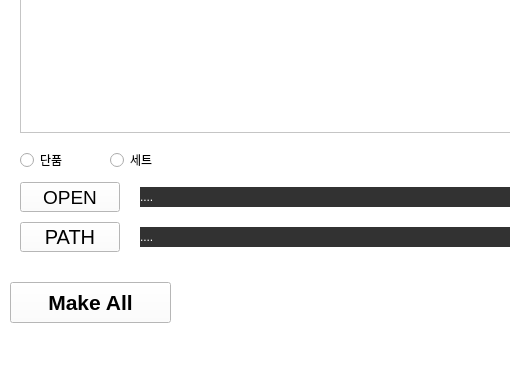
Qt form 03_resource/ui_imageMaking.ui (suni1015/ImageMaking) before a commit; both pictures show x 0 to 510 and y 348 to 723 of the 600 by 723 pixel window.
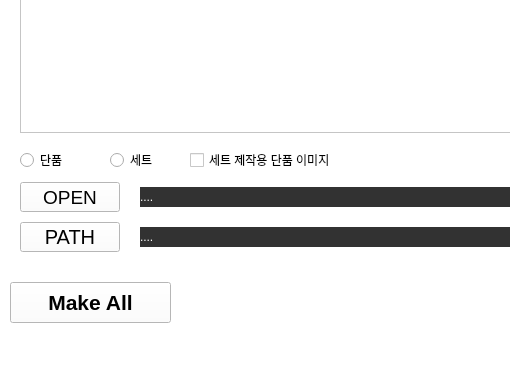
The same form after that commit.

Commit message: 누락된 파일

What changed in the file:
```diff
--- a/03_resource/ui_imageMaking.ui
+++ b/03_resource/ui_imageMaking.ui
@@ -246,6 +246,19 @@
      <string>세트</string>
     </property>
    </widget>
+   <widget class="QCheckBox" name="check_set">
+    <property name="geometry">
+     <rect>
+      <x>190</x>
+      <y>500</y>
+      <width>161</width>
+      <height>16</height>
+     </rect>
+    </property>
+    <property name="text">
+     <string>세트 제작용 단품 이미지</string>
+    </property>
+   </widget>
   </widget>
   <widget class="QMenuBar" name="menubar">
    <property name="geometry">
```
Left out of the diff: 2 changed lines with no effect on the pictures. The commit also changes 1 other file.
